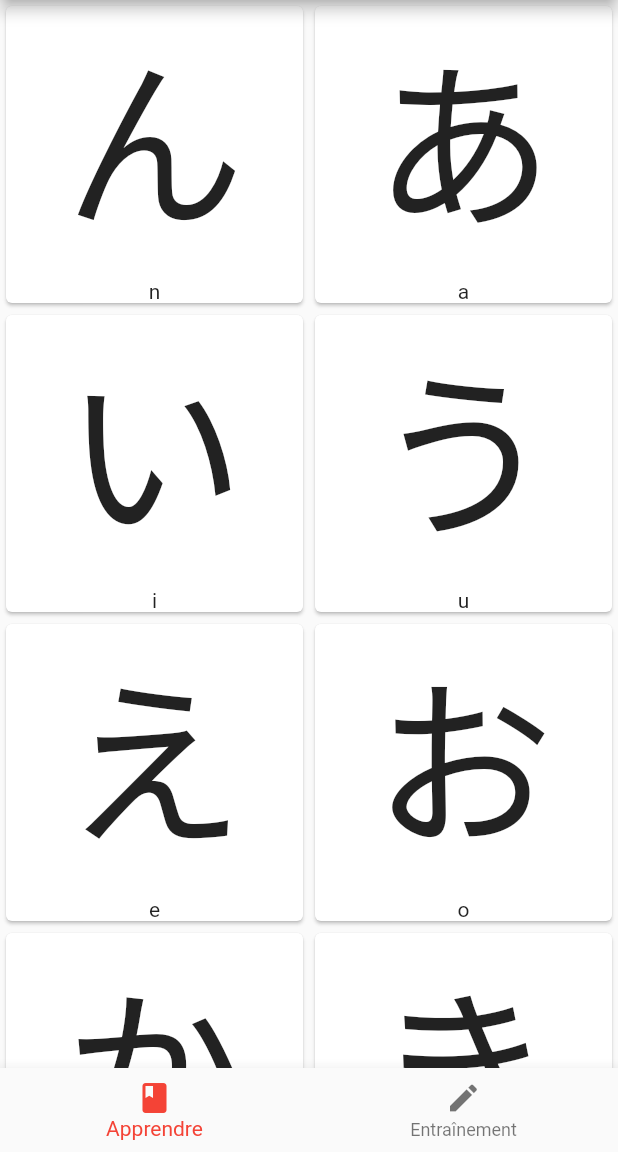
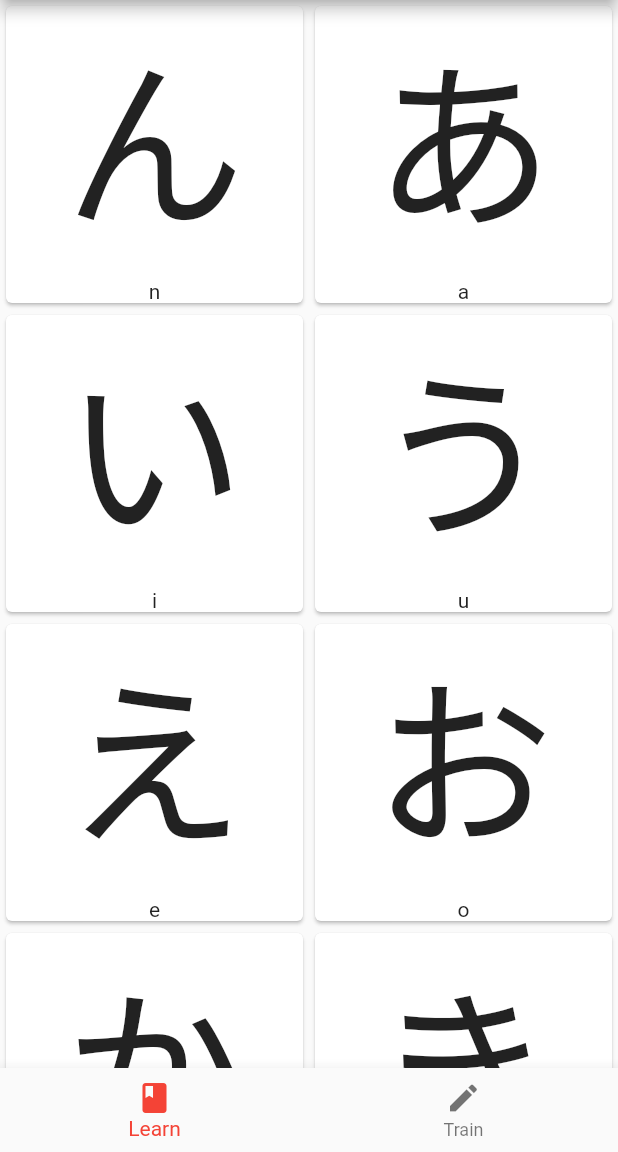
Before and after one commit to titoine9912/tp3_Mobile, a Flutter app: the screen it shows after launch, on a phone screen of 412 x 824 dp, the part 84-1236 px from its top. Run offline on Flutter 3.47's test engine with Material 2 defaults, Android fonts, the phone set to English and light mode, and no system bars.

Commit message:
Update home.dart

```diff
--- a/tp3-depart/lib/app/home/home.dart
+++ b/tp3-depart/lib/app/home/home.dart
@@ -32,8 +32,8 @@ class _HomeState extends State<Home> {
       ),
       bottomNavigationBar: BottomNavigationBar(
           items: <BottomNavigationBarItem> [
-            BottomNavigationBarItem(icon:Icon(Icons.book), title: Text('Apprendre')),
-            BottomNavigationBarItem(icon: Icon(Icons.create), title: Text('Entraînement'))
+            BottomNavigationBarItem(icon:Icon(Icons.book), title: Text(strings.learn)),
+            BottomNavigationBarItem(icon: Icon(Icons.create), title: Text(strings.train))
           ],
           currentIndex: _selectedIndex,
           fixedColor: Colors.red,
```
